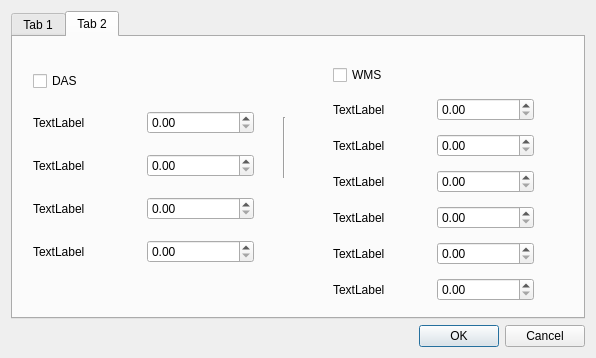
Above: tdlasdialog.ui from sky92zwq/ecT_Tadlas-Qt5 before the change. Below: the same form after it.
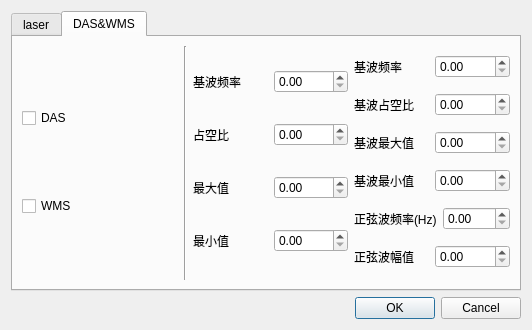
That is the form after the change. The open tabs and pages were chosen to show the change.

Diff of the .ui file:
```diff
--- a/tdlasdialog.ui
+++ b/tdlasdialog.ui
@@ -6,10 +6,16 @@
    <rect>
     <x>0</x>
     <y>0</y>
-    <width>596</width>
-    <height>358</height>
+    <width>532</width>
+    <height>330</height>
    </rect>
   </property>
+  <property name="sizePolicy">
+   <sizepolicy hsizetype="Fixed" vsizetype="Fixed">
+    <horstretch>0</horstretch>
+    <verstretch>0</verstretch>
+   </sizepolicy>
+  </property>
   <property name="windowTitle">
    <string>Dialog</string>
   </property>
@@ -21,7 +27,7 @@
      </property>
      <widget class="QWidget" name="tab">
       <attribute name="title">
-       <string>Tab 1</string>
+       <string>laser</string>
       </attribute>
       <layout class="QVBoxLayout" name="verticalLayout_7">
        <item>
@@ -262,44 +268,42 @@
      </widget>
      <widget class="QWidget" name="tab_2">
       <attribute name="title">
-       <string>Tab 2</string>
+       <string>DAS&amp;&amp;WMS</string>
       </attribute>
-      <widget class="Line" name="line">
-       <property name="geometry">
-        <rect>
-         <x>270</x>
-         <y>80</y>
-         <width>3</width>
-         <height>61</height>
-        </rect>
-       </property>
-       <property name="orientation">
-        <enum>Qt::Vertical</enum>
-       </property>
-      </widget>
-      <widget class="QWidget" name="">
-       <property name="geometry">
-        <rect>
-         <x>20</x>
-         <y>20</y>
-         <width>221</width>
-         <height>221</height>
-        </rect>
-       </property>
-       <layout class="QVBoxLayout" name="verticalLayout_6">
+      <layout class="QHBoxLayout" name="horizontalLayout_3">
         <item>
-         <widget class="QCheckBox" name="checkBox">
+        <layout class="QGridLayout" name="gridLayout">
+         <item row="0" column="0">
+          <widget class="QCheckBox" name="das">
           <property name="text">
            <string>DAS</string>
           </property>
          </widget>
         </item>
+         <item row="1" column="0">
+          <widget class="QCheckBox" name="wms">
+           <property name="text">
+            <string>WMS</string>
+           </property>
+          </widget>
+         </item>
+        </layout>
+       </item>
+       <item>
+        <widget class="Line" name="line">
+         <property name="orientation">
+          <enum>Qt::Vertical</enum>
+         </property>
+        </widget>
+       </item>
+       <item>
+        <layout class="QVBoxLayout" name="verticalLayout_das">
         <item>
          <layout class="QHBoxLayout" name="horizontalLayout_4">
           <item>
            <widget class="QLabel" name="label_5">
             <property name="text">
-             <string>TextLabel</string>
+              <string>基波频率</string>
             </property>
             <property name="buddy">
              <cstring>doubleSpinBox_3</cstring>
@@ -316,7 +320,7 @@
           <item>
            <widget class="QLabel" name="label_6">
             <property name="text">
-             <string>TextLabel</string>
+              <string>占空比</string>
             </property>
             <property name="buddy">
              <cstring>doubleSpinBox_4</cstring>
@@ -333,7 +337,7 @@
           <item>
            <widget class="QLabel" name="label_7">
             <property name="text">
-             <string>TextLabel</string>
+              <string>最大值</string>
             </property>
             <property name="buddy">
              <cstring>doubleSpinBox_5</cstring>
@@ -350,7 +354,7 @@
           <item>
            <widget class="QLabel" name="label_8">
             <property name="text">
-             <string>TextLabel</string>
+              <string>最小值</string>
             </property>
             <property name="buddy">
              <cstring>doubleSpinBox_6</cstring>
@@ -363,30 +367,15 @@
          </layout>
         </item>
        </layout>
-      </widget>
-      <widget class="QWidget" name="">
-       <property name="geometry">
-        <rect>
-         <x>320</x>
-         <y>21</y>
-         <width>201</width>
-         <height>251</height>
-        </rect>
-       </property>
-       <layout class="QVBoxLayout" name="verticalLayout_8">
-        <item>
-         <widget class="QCheckBox" name="checkBox_2">
-          <property name="text">
-           <string>WMS</string>
-          </property>
-         </widget>
-        </item>
+       </item>
+       <item>
+        <layout class="QVBoxLayout" name="verticalLayout_wms">
         <item>
          <layout class="QHBoxLayout" name="horizontalLayout_8">
           <item>
            <widget class="QLabel" name="label_9">
             <property name="text">
-             <string>TextLabel</string>
+              <string>基波频率</string>
             </property>
             <property name="buddy">
              <cstring>doubleSpinBox_3</cstring>
@@ -403,7 +392,7 @@
           <item>
            <widget class="QLabel" name="label_10">
             <property name="text">
-             <string>TextLabel</string>
+              <string>基波占空比</string>
             </property>
             <property name="buddy">
              <cstring>doubleSpinBox_4</cstring>
@@ -420,7 +409,7 @@
           <item>
            <widget class="QLabel" name="label_11">
             <property name="text">
-             <string>TextLabel</string>
+              <string>基波最大值</string>
             </property>
             <property name="buddy">
              <cstring>doubleSpinBox_5</cstring>
@@ -437,7 +426,7 @@
           <item>
            <widget class="QLabel" name="label_12">
             <property name="text">
-             <string>TextLabel</string>
+              <string>基波最小值</string>
             </property>
             <property name="buddy">
              <cstring>doubleSpinBox_6</cstring>
@@ -454,7 +443,7 @@
           <item>
            <widget class="QLabel" name="label_13">
             <property name="text">
-             <string>TextLabel</string>
+              <string>正弦波频率(Hz)</string>
             </property>
             <property name="buddy">
              <cstring>doubleSpinBox_6</cstring>
@@ -471,7 +460,7 @@
           <item>
            <widget class="QLabel" name="label_14">
             <property name="text">
-             <string>TextLabel</string>
+              <string>正弦波幅值</string>
             </property>
             <property name="buddy">
              <cstring>doubleSpinBox_6</cstring>
@@ -484,7 +473,8 @@
          </layout>
         </item>
        </layout>
-      </widget>
+       </item>
+      </layout>
      </widget>
     </widget>
    </item>
```
Left out of the diff: 117 changed lines with no effect on the pictures. Lines whose indentation alone changed are shown as unchanged.
